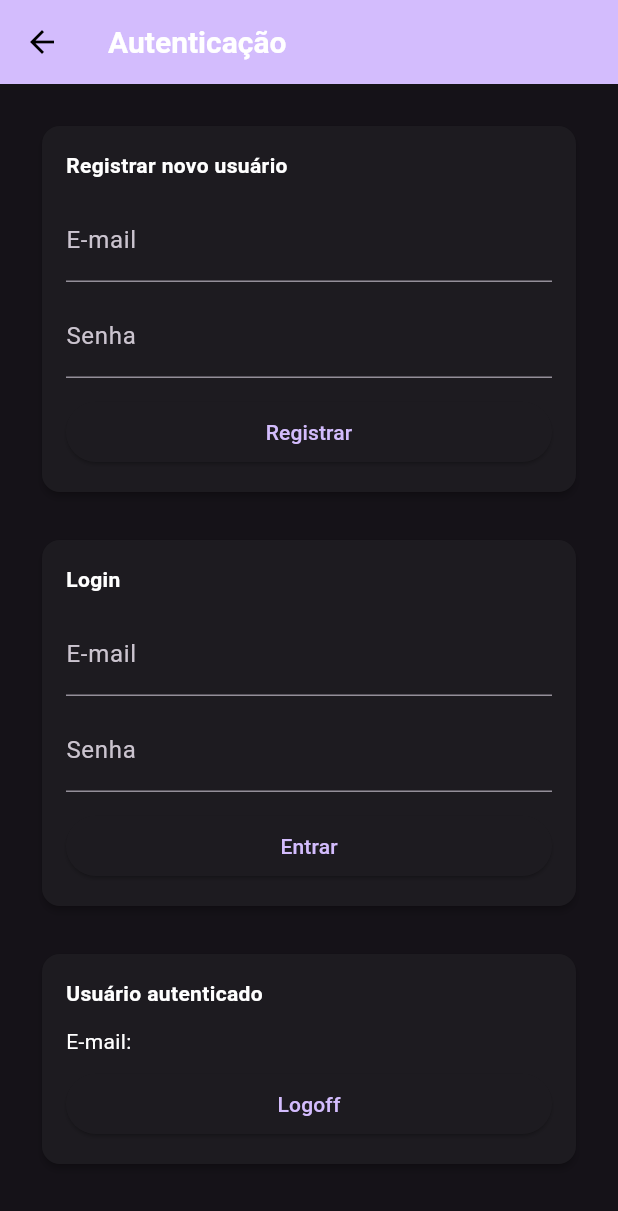
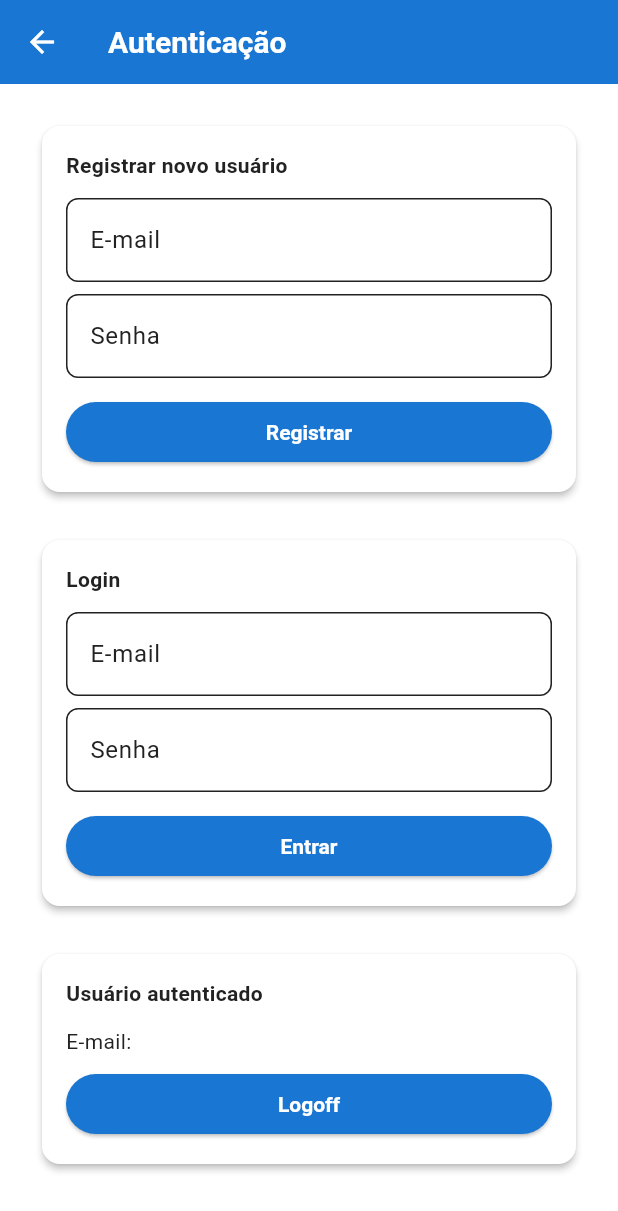
Before and after one commit to euclidesgc/kanbatask, a Flutter app: the screen it shows after launch, after a tap on "Testar Autenticação", on a phone screen of 412 x 824 dp. Shown: the top 1211 px of the screen. Run offline on Flutter 3.47's test engine with Material 3 defaults, Android fonts, the phone set to English and light mode, and no system bars; our stand-ins replace cloud_firestore, firebase_auth, firebase_core, firebase_crashlytics, google_fonts; accounts and stored records are empty; network calls fail.

Commit message:
Add design system components: color tokens, typography, and theme configuration; create new page files for analytics, connectivity, crashlytics, home, projects, register, remote config, and storage

```diff
--- a/lib/main.dart
+++ b/lib/main.dart
@@ -21,26 +21,63 @@ class MyApp extends StatelessWidget {
   @override
   Widget build(BuildContext context) {
     final baseTextTheme = Theme.of(context).textTheme;
-    final colorScheme = ColorScheme.fromSeed(
-      seedColor: Colors.deepPurple,
-      brightness: Brightness.dark,
+    // Esquema para produtividade, status e equipes
+    final colorScheme = ColorScheme(
+      brightness: Brightness.light,
+      primary: const Color(0xFF1976D2), // Azul
+      onPrimary: Colors.white,
+      secondary: const Color(0xFF43A047), // Verde
+      onSecondary: Colors.white,
+      error: const Color(0xFFE53935), // Vermelho
+      onError: Colors.white, // Cinza escuro
+      surface: const Color(0xFFFFFFFF), // Branco
+      onSurface: const Color(0xFF222222), // Cinza escuro
     );
     return MaterialApp(
       title: 'KanbaTask',
       theme: ThemeData(
         colorScheme: colorScheme,
+        scaffoldBackgroundColor: colorScheme.surface,
+        cardColor: colorScheme.surface,
         textTheme: GoogleFonts.robotoTextTheme(baseTextTheme).apply(
-          bodyColor: Colors.white,
-          displayColor: Colors.white,
+          bodyColor: colorScheme.onSurface,
+          displayColor: colorScheme.onSurface,
         ),
         appBarTheme: AppBarTheme(
           titleTextStyle: GoogleFonts.roboto(
             fontSize: 20,
             fontWeight: FontWeight.w600,
-            color: Colors.white,
+            color: colorScheme.onPrimary,
           ),
           backgroundColor: colorScheme.primary,
-          iconTheme: const IconThemeData(color: Colors.black),
+          iconTheme: IconThemeData(color: colorScheme.onPrimary),
+        ),
+        elevatedButtonTheme: ElevatedButtonThemeData(
+          style: ElevatedButton.styleFrom(
+            backgroundColor: colorScheme.primary,
+            foregroundColor: colorScheme.onPrimary,
+            textStyle: const TextStyle(fontWeight: FontWeight.bold),
+            shape: RoundedRectangleBorder(
+              borderRadius: BorderRadius.circular(32),
+            ),
+          ),
+        ),
+        floatingActionButtonTheme: FloatingActionButtonThemeData(
+          backgroundColor: colorScheme.secondary,
+          foregroundColor: colorScheme.onSecondary,
+        ),
+        inputDecorationTheme: InputDecorationTheme(
+          filled: true,
+          fillColor: colorScheme.surface,
+          labelStyle: TextStyle(color: colorScheme.onSurface),
+          border: OutlineInputBorder(
+            borderRadius: BorderRadius.circular(8),
+            borderSide: BorderSide(color: colorScheme.primary),
+          ),
+        ),
+        snackBarTheme: SnackBarThemeData(
+          backgroundColor: const Color(0xFF8E24AA), // Roxo para info/aviso
+          contentTextStyle: const TextStyle(color: Colors.white),
         ),
       ),
       home: const HomePage(),
--- /dev/null
+++ b/lib/modules/design_system/theme_config.dart
@@ -0,0 +1,6 @@
+// Configuração de temas do Design System
+// Implemente aqui a configuração de temas (ThemeData, ColorScheme, etc.)
+
+class ThemeConfig {
+  // TODO: Implementar configuração de temas
+}
```
Also changed, not shown: lib/modules/design_system/color_tokens.dart (added, +70 -0 lines), lib/modules/design_system/typography.dart (added, +67 -0 lines), lib/pages/analytics_page.dart (added), lib/pages/connectivity_page.dart (added), lib/pages/crashlytics_page.dart (added), lib/pages/home_page.dart (added), lib/pages/projects_page.dart (added), lib/pages/register_page.dart (added), lib/pages/remote_config_page.dart (added), lib/pages/storage_page.dart (added).
